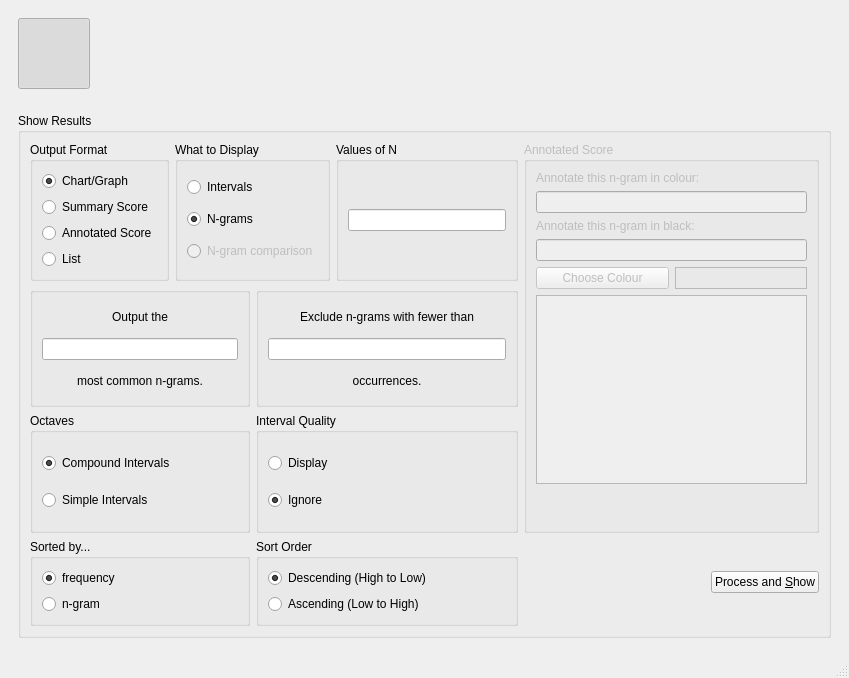
The window that views/ui/main_window.ui (ELVIS-Project/vis-framework) describes before a commit, drawn with Qt 5.
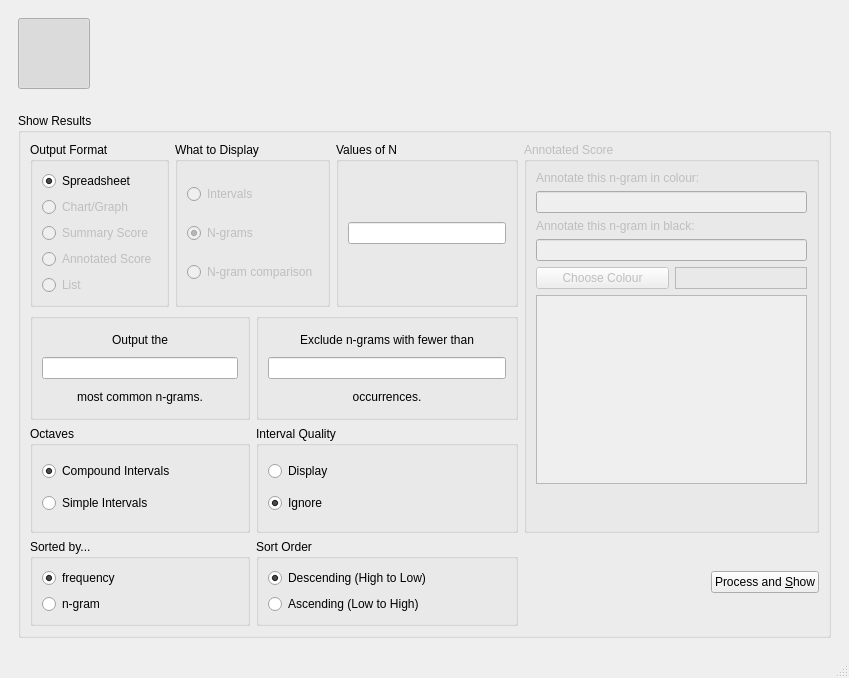
The same window after the commit. The open tabs and pages were chosen to show the change. Icons and pictures are not drawn.

```diff
--- a/views/ui/main_window.ui
+++ b/views/ui/main_window.ui
@@ -645,18 +645,34 @@
               <string>Output Format</string>
              </property>
              <layout class="QVBoxLayout" name="verticalLayout_9">
+              <item>
+               <widget class="QRadioButton" name="rdo_spreadsheet">
+                <property name="text">
+                 <string>Spreadsheet</string>
+                </property>
+                <property name="checked">
+                 <bool>true</bool>
+                </property>
+               </widget>
+              </item>
               <item>
                <widget class="QRadioButton" name="rdo_chart">
+                <property name="enabled">
+                 <bool>false</bool>
+                </property>
                 <property name="text">
                  <string>Chart/Graph</string>
                 </property>
                 <property name="checked">
-                 <bool>true</bool>
+                 <bool>false</bool>
                 </property>
                </widget>
               </item>
               <item>
                <widget class="QRadioButton" name="rdo_score">
+                <property name="enabled">
+                 <bool>false</bool>
+                </property>
                 <property name="text">
                  <string>Summary Score</string>
                 </property>
@@ -664,6 +680,9 @@
               </item>
               <item>
                <widget class="QRadioButton" name="rdo_targeted_score">
+                <property name="enabled">
+                 <bool>false</bool>
+                </property>
                 <property name="text">
                  <string>Annotated Score</string>
                 </property>
@@ -671,6 +690,9 @@
               </item>
               <item>
                <widget class="QRadioButton" name="rdo_list">
+                <property name="enabled">
+                 <bool>false</bool>
+                </property>
                 <property name="text">
                  <string>List</string>
                 </property>
@@ -713,6 +735,9 @@
              <layout class="QVBoxLayout" name="verticalLayout_11">
               <item>
                <widget class="QRadioButton" name="rdo_intervals">
+                <property name="enabled">
+                 <bool>false</bool>
+                </property>
                 <property name="text">
                  <string>Intervals</string>
                 </property>
@@ -720,6 +745,9 @@
               </item>
               <item>
                <widget class="QRadioButton" name="rdo_ngrams">
+                <property name="enabled">
+                 <bool>false</bool>
+                </property>
                 <property name="text">
                  <string>N-grams</string>
                 </property>
```
Left out of the diff: 2 changed lines with no effect on the pictures.
